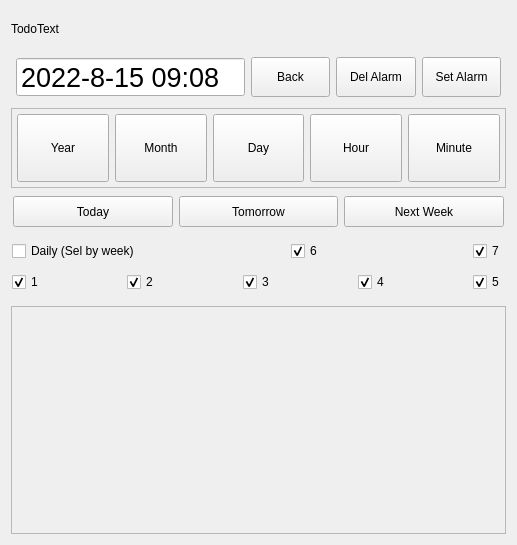
Old version of the form src/Todo/TodoAlarm.ui in the repository ic005k/Knot-Legacy.
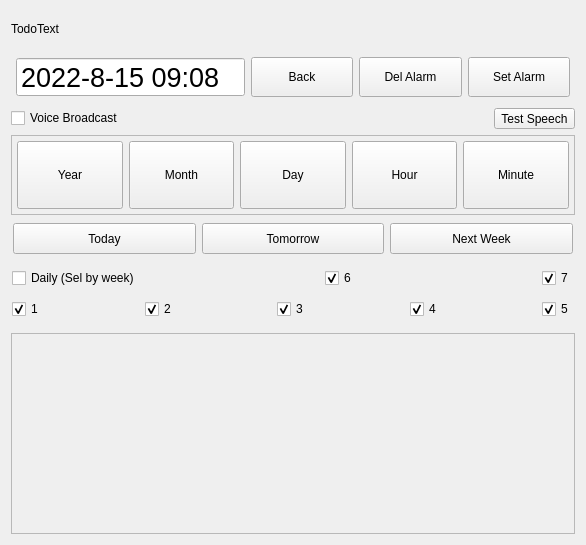
New version of the form.

Commit message: Todo has been improved.

```diff
--- a/src/Todo/TodoAlarm.ui
+++ b/src/Todo/TodoAlarm.ui
@@ -6,7 +6,7 @@
    <rect>
     <x>0</x>
     <y>0</y>
-    <width>517</width>
+    <width>586</width>
     <height>545</height>
    </rect>
   </property>
@@ -164,6 +164,24 @@
      </layout>
     </widget>
    </item>
+   <item>
+    <layout class="QHBoxLayout" name="horizontalLayout_5">
+     <item>
+      <widget class="QCheckBox" name="chkSpeech">
+       <property name="text">
+        <string>Voice Broadcast</string>
+       </property>
+      </widget>
+     </item>
+     <item>
+      <widget class="QToolButton" name="btnTestSpeech">
+       <property name="text">
+        <string>Test Speech</string>
+       </property>
+      </widget>
+     </item>
+    </layout>
+   </item>
    <item>
     <widget class="QFrame" name="frameDT">
      <property name="minimumSize">
```
The commit also changes 12 other files.
